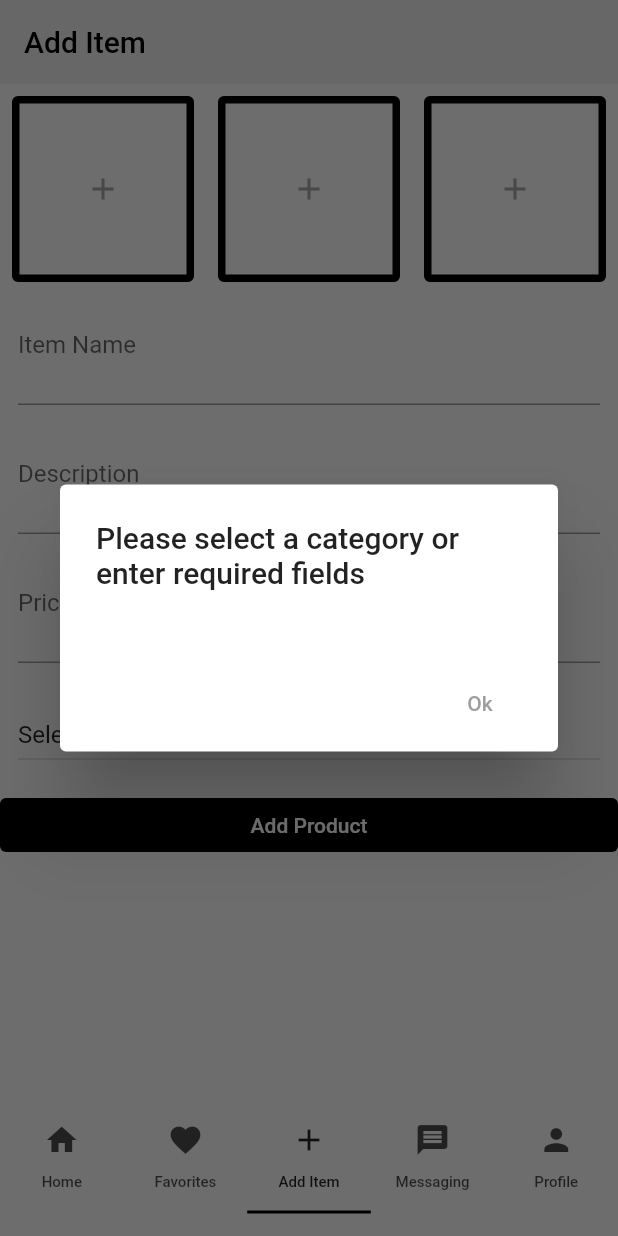
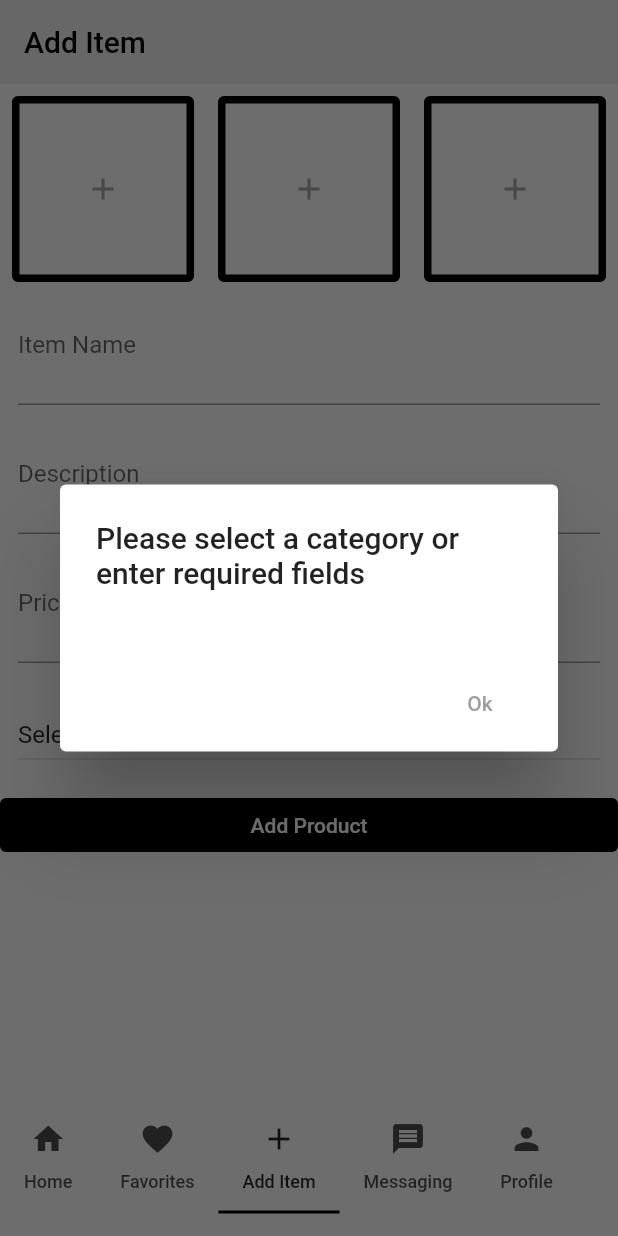
Before and after one commit to victorpolisetty/Gator-Bazaar-Frontend, a Flutter app: the screen it shows once a user with an empty profile is signed in, tab 3 chosen, after a tap on "Add Product", on a phone screen of 412 x 824 dp. Run offline on Flutter 3.47's test engine with Material 2 defaults, Android fonts, the phone set to English and light mode, and no system bars; our stand-ins replace carousel_slider, email_validator, file_picker, firebase_auth, firebase_core, firebase_messaging and 8 more; missing offline and left inert: flutter_search_bar, shared_preferences_web; accounts and stored records are empty; generated files the repository leaves out were written again; network calls fail; statements that could not run were skipped.

Commit message:
Implemented Fixed Messaging

```diff
--- a/lib/Widgets/isSoldWidget.dart
+++ b/lib/Widgets/isSoldWidget.dart
@@ -7,6 +7,7 @@ import 'package:student_shopping_v1/models/itemModel.dart';
 import 'package:http/http.dart' as http;
 import 'dart:async';
 
+import '../buyerhome.dart';
 import '../models/recentItemModel.dart';
 import '../models/sellerItemModel.dart';
 
@@ -138,7 +139,10 @@ class _isSoldWidgetState extends State<isSoldWidget> {
                 title: Text("Yes"),
                 onTap: (){
                   // _loadPicker(ImageSource.gallery, imageNumber);
-                  deleteListing(itemId).then((value) => Provider.of<RecentItemModel>(context, listen: false).shouldReload = true);
+                  deleteListing(itemId).then((value) => Provider.of<RecentItemModel>(context, listen: false).shouldReload = true)
+                      .then((value) => Navigator.pop(context)).then((value) =>
+                  Navigator.of(context).push(new MaterialPageRoute(
+                      builder: (context) => BuyerHomePage("Gator Bazaar"))),);
                 },
               ),
               ListTile(
--- a/lib/buyerhome.dart
+++ b/lib/buyerhome.dart
@@ -8,6 +8,7 @@ import 'package:student_shopping_v1/models/recentItemModel.dart';
 import 'package:student_shopping_v1/pages/favoritePage.dart';
 import 'package:student_shopping_v1/pages/sellerProfilePage.dart';
 import 'HomePageContent.dart';
+import 'models/chatMessageModel.dart';
 import 'pages/addListingPage.dart';
 import 'package:http/http.dart' as http;
 
@@ -137,15 +138,15 @@ class _HomePageState extends State<BuyerHomePage> with SingleTickerProviderState
     return Scaffold(
       bottomNavigationBar: TabBar(
         padding: EdgeInsets.fromLTRB(0, 0, 0, 15),
-        isScrollable: false,
+        isScrollable: true,
         indicatorColor: Colors.black,
         controller: _controller,
         tabs: [
-              Tab(icon: Icon(Icons.home), child: Text("Home", textAlign: TextAlign.center,style: TextStyle(fontSize: 10),)),
-              Tab(icon: Icon(Icons.favorite,), child: Text("Favorites", textAlign: TextAlign.center,style: TextStyle(fontSize: 10)),),
-              Tab(icon: Icon(Icons.add,), child: Text("Add Item", textAlign: TextAlign.center,style: TextStyle(fontSize: 10)),),
-              Tab(icon: Icon(Icons.message,), child: Text("Messaging", textAlign: TextAlign.center,style: TextStyle(fontSize: 10)),),
-              Tab(icon: Icon(Icons.person), child: Text("Profile", textAlign: TextAlign.center,style: TextStyle(fontSize: 10))),
+              Tab(icon: Icon(Icons.home), child: Text("Home", textAlign: TextAlign.center,style: TextStyle(fontSize: 12),)),
+              Tab(icon: Icon(Icons.favorite,), child: Text("Favorites", textAlign: TextAlign.center,style: TextStyle(fontSize: 12)),),
+              Tab(icon: Icon(Icons.add,), child: Text("Add Item", textAlign: TextAlign.center,style: TextStyle(fontSize: 12)),),
+              Tab(icon: Icon(Icons.message,), child: Text("Messaging", textAlign: TextAlign.center,style: TextStyle(fontSize: 12)),),
+              Tab(icon: Icon(Icons.person), child: Text("Profile", textAlign: TextAlign.center,style: TextStyle(fontSize: 12))),
         ],
       ),
       resizeToAvoidBottomInset: false,
@@ -187,9 +188,16 @@ class _HomePageState extends State<BuyerHomePage> with SingleTickerProviderState
     );
   }
   void _handleSelected () async {
-    int index = _controller.index;// get index from controller (I am not sure about exact parameter name for selected index) ;
-    setState((){
-      _selectedPage = index;
-    });
+    int index = _controller.index;
+    if (_selectedPage == 3) {
+      Provider.of<ChatMessageModel>(context, listen: false).getChatHomeHelper().then((value) =>     setState((){
+        _selectedPage = index;
+      }));
+    } else {
+      setState((){
+        _selectedPage = index;
+      });
+    }
+    // get index from controller (I am not sure about exact parameter name for selected index) ;
   }
 }
--- a/lib/messaging/Pages/NewChatPage.dart
+++ b/lib/messaging/Pages/NewChatPage.dart
@@ -21,7 +21,6 @@ class _ChatPageState extends State<ChatPage> {
 
   @override
   void initState() {
-    // TODO: implement initState
     super.initState();
     getProfileFromDb(currentUser?.uid.toString());
     Provider.of<ChatMessageModel>(context, listen: false).getChatHomeHelper();
--- a/lib/messaging/Screens/ChatDetail.dart
+++ b/lib/messaging/Screens/ChatDetail.dart
@@ -227,7 +227,11 @@ class _ChatDetailPageState extends State<ChatDetailPage> {
                           UserMessage message = new UserMessage.CreateMessage(_controller.text,widget.currentUserDbId,
                               widget.currentUserDbId == widget.chatProfile.creator_user_id ? widget.chatProfile.recipient_user_id : widget.chatProfile.creator_user_id ,widget.chatProfile.item_id != -1 ? widget.chatProfile.item_id : latestItemDbId,DateFormat("yyyy-MM-dd hh:mm:ss").format(DateTime.now()),
                               widget.chatProfile.recipient_profile_name);
-                          messages.messageList.insert(0, message);
+                          setState(() {
+                            setState(() {
+                              Provider.of<MessageModel>(context, listen: false).messageList.insert(0, message);
+                            });
+                          });
                           String messageText = _controller.text;
                           _controller.clear();
                           _sendMessage(messageText,widget.currentUserDbId,
--- a/lib/models/chatMessageModel.dart
+++ b/lib/models/chatMessageModel.dart
@@ -73,14 +73,14 @@ class ChatMessageModel extends ChangeNotifier{
   }
 
   Future<void> _getChatHomeHelper() async {
-    ChatMessageHomeList.clear();
     await getProfileFromDb(currentUser!.uid);
     await getChatHistory();
     notifyListeners();
 
   }
 
-  void getChatHomeHelper() {
+  Future<void> getChatHomeHelper() async {
+    ChatMessageHomeList.clear();
     var initFuture = _getChatHomeHelper();
     initFuture.then((voidValue) {
       // state = HomeScreenModelState.initialized;
@@ -104,11 +104,15 @@ class ChatMessageModel extends ChangeNotifier{
       print(response.body);
       String responseJson = Utf8Decoder().convert(response.bodyBytes);
       data = json.decode(responseJson);
+      if (data.length == ChatMessageHomeList.length) {
+          ChatMessageHomeList.clear();
+      }
       for (int i = 0; i < data.length; i++) {
         ChatMessageHome chatMessage = ChatMessageHome.fromJson(data[i]);
         chatMessage.current_user_id = userIdFromDB;
         ChatMessageHomeList.add(chatMessage);
       }
+      print("THE CHAT MESSAGE HOME LIST IS NOW OF LENGTH : " + ChatMessageHomeList.length.toString());
     } else {
       print (response.statusCode);
     }
--- a/lib/pages/recentItems.dart
+++ b/lib/pages/recentItems.dart
@@ -85,7 +85,6 @@ class _RecentItemsState extends State<RecentItems> {
   }
 
   Future<void> _fetchPage(int pageKey) async {
-    try {
       await Provider.of<RecentItemModel>(context, listen: false).init1(pageKey);
       totalPages = Provider.of<RecentItemModel>(context, listen: false).totalPages;
       if(mounted) {
@@ -100,9 +99,6 @@ class _RecentItemsState extends State<RecentItems> {
           _pagingController.appendPage(Provider.of<RecentItemModel>(context, listen: false).items, nextPageKey);
         }
       }
-    } catch (error) {
-        _pagingController.error = error;
-    }
   }
 
   @override
```
Also changed, not shown: lib/pages/categoryItemPage.dart (+6 -5 lines).
